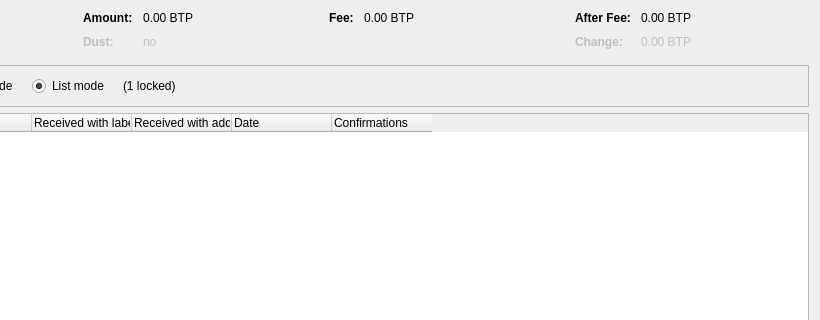
First picture: the form in src/qt/forms/coincontroldialog.ui, repository CryptoDev777/litecoin-pos, before the edit; both pictures show x 180 to 1000 and y 0 to 320 of the 1000 by 500 pixel window.
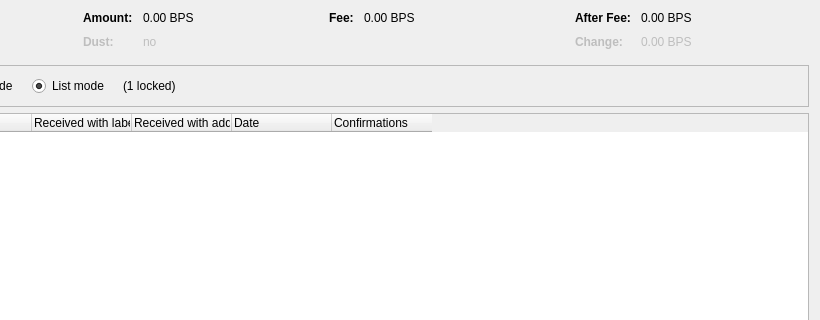
Second picture: the form after the edit. Custom widgets are drawn as their Qt base class.

The edit to the form file:
```diff
--- a/src/qt/forms/coincontroldialog.ui
+++ b/src/qt/forms/coincontroldialog.ui
@@ -132,7 +132,7 @@
           <enum>Qt::ActionsContextMenu</enum>
          </property>
          <property name="text">
-          <string notr="true">0.00 BTP</string>
+          <string notr="true">0.00 BPS</string>
          </property>
          <property name="textInteractionFlags">
           <set>Qt::LinksAccessibleByMouse|Qt::TextSelectableByKeyboard|Qt::TextSelectableByMouse</set>
@@ -212,7 +212,7 @@
           <enum>Qt::ActionsContextMenu</enum>
          </property>
          <property name="text">
-          <string notr="true">0.00 BTP</string>
+          <string notr="true">0.00 BPS</string>
          </property>
          <property name="textInteractionFlags">
           <set>Qt::LinksAccessibleByMouse|Qt::TextSelectableByKeyboard|Qt::TextSelectableByMouse</set>
@@ -257,7 +257,7 @@
           <enum>Qt::ActionsContextMenu</enum>
          </property>
          <property name="text">
-          <string notr="true">0.00 BTP</string>
+          <string notr="true">0.00 BPS</string>
          </property>
          <property name="textInteractionFlags">
           <set>Qt::LinksAccessibleByMouse|Qt::TextSelectableByKeyboard|Qt::TextSelectableByMouse</set>
@@ -292,7 +292,7 @@
           <enum>Qt::ActionsContextMenu</enum>
          </property>
          <property name="text">
-          <string notr="true">0.00 BTP</string>
+          <string notr="true">0.00 BPS</string>
          </property>
          <property name="textInteractionFlags">
           <set>Qt::LinksAccessibleByMouse|Qt::TextSelectableByKeyboard|Qt::TextSelectableByMouse</set>
```
